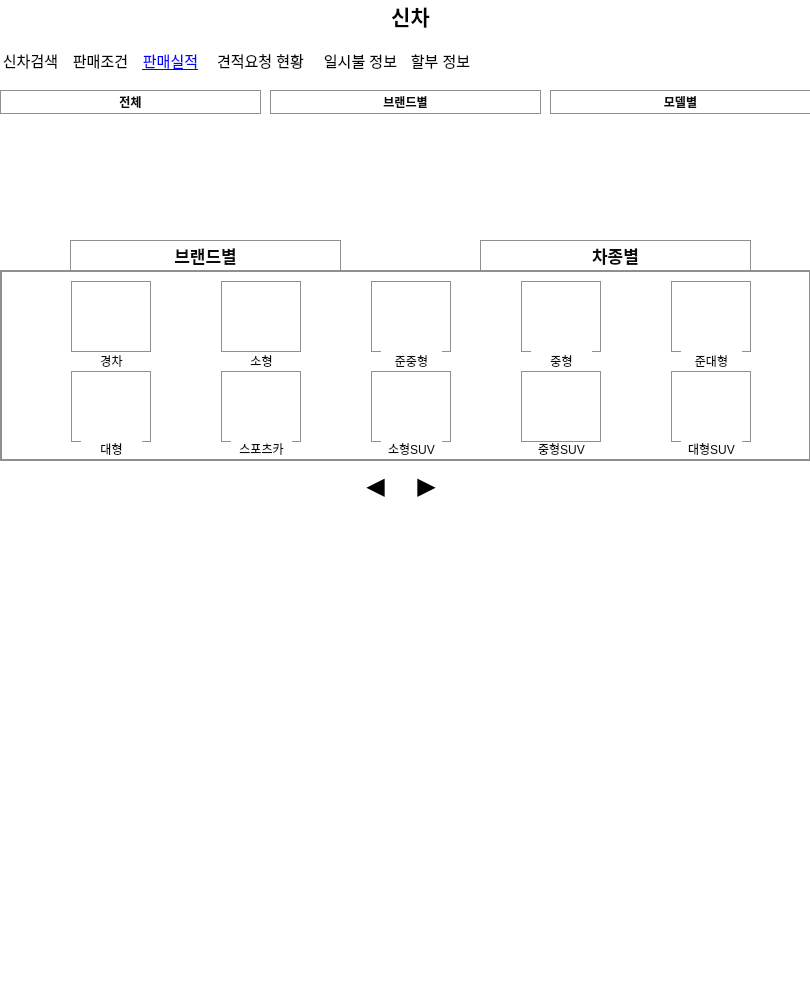
The window that Main/mainwindow.ui (LeeSooBin96/Danawa) describes before a commit, drawn with Qt 5.
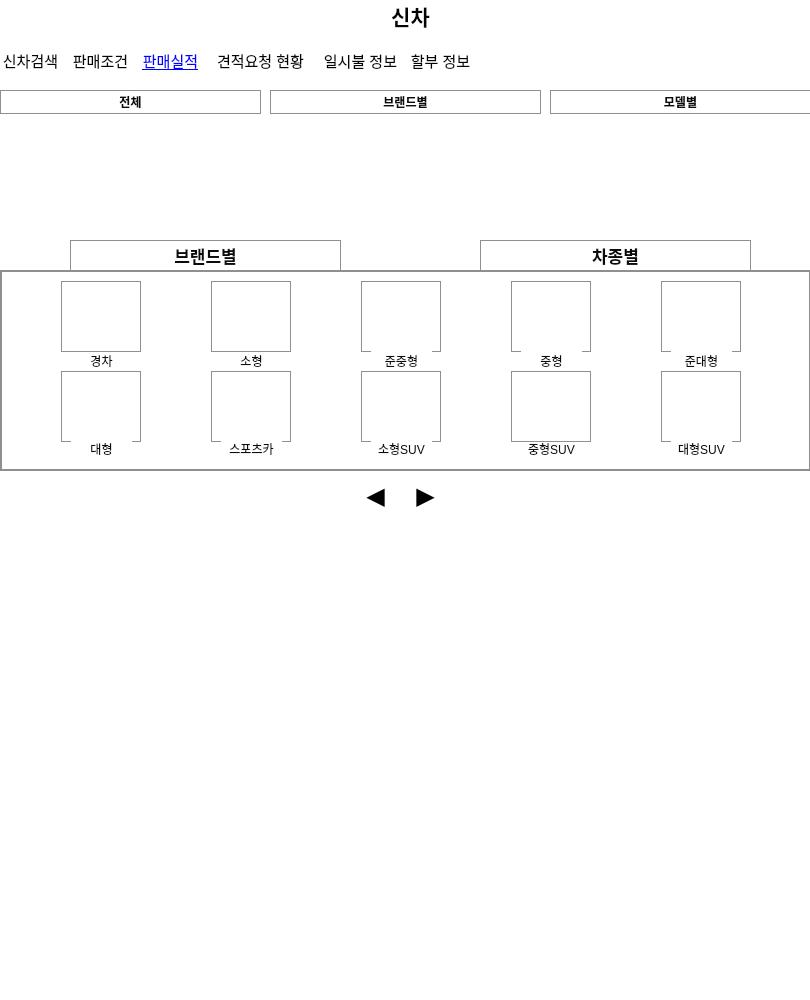
The same window after the commit. The open tabs and pages were chosen to show the change. Icons and pictures are not drawn.

Diff of the .ui file:
```diff
--- a/Main/mainwindow.ui
+++ b/Main/mainwindow.ui
@@ -186,7 +186,7 @@
          <rect>
           <x>0</x>
           <y>250</y>
-          <width>821</width>
+          <width>811</width>
           <height>271</height>
          </rect>
         </property>
@@ -726,8 +726,8 @@
          <widget class="QPushButton" name="pushButton_22">
           <property name="geometry">
            <rect>
-            <x>411</x>
-            <y>220</y>
+            <x>410</x>
+            <y>230</y>
             <width>31</width>
             <height>31</height>
            </rect>
@@ -751,7 +751,7 @@
             <x>0</x>
             <y>20</y>
             <width>811</width>
-            <height>191</height>
+            <height>201</height>
            </rect>
           </property>
           <property name="styleSheet">
@@ -766,7 +766,7 @@
            <widget class="QLabel" name="label_25">
             <property name="geometry">
              <rect>
-              <x>80</x>
+              <x>70</x>
               <y>80</y>
               <width>61</width>
               <height>20</height>
@@ -786,7 +786,7 @@
            <widget class="QPushButton" name="pushButton_23">
             <property name="geometry">
              <rect>
-              <x>70</x>
+              <x>60</x>
               <y>10</y>
               <width>80</width>
               <height>71</height>
@@ -814,7 +814,7 @@
            <widget class="QLabel" name="label_26">
             <property name="geometry">
              <rect>
-              <x>230</x>
+              <x>220</x>
               <y>80</y>
               <width>61</width>
               <height>20</height>
@@ -833,7 +833,7 @@
            <widget class="QPushButton" name="pushButton_24">
             <property name="geometry">
              <rect>
-              <x>220</x>
+              <x>210</x>
               <y>10</y>
               <width>80</width>
               <height>71</height>
@@ -860,7 +860,7 @@
            <widget class="QPushButton" name="pushButton_25">
             <property name="geometry">
              <rect>
-              <x>370</x>
+              <x>360</x>
               <y>10</y>
               <width>80</width>
               <height>71</height>
@@ -887,7 +887,7 @@
            <widget class="QLabel" name="label_27">
             <property name="geometry">
              <rect>
-              <x>380</x>
+              <x>370</x>
               <y>80</y>
               <width>61</width>
               <height>20</height>
@@ -906,7 +906,7 @@
            <widget class="QPushButton" name="pushButton_26">
             <property name="geometry">
              <rect>
-              <x>520</x>
+              <x>510</x>
               <y>10</y>
               <width>80</width>
               <height>71</height>
@@ -934,7 +934,7 @@
            <widget class="QLabel" name="label_28">
             <property name="geometry">
              <rect>
-              <x>530</x>
+              <x>520</x>
               <y>80</y>
               <width>61</width>
               <height>20</height>
@@ -953,7 +953,7 @@
            <widget class="QPushButton" name="pushButton_27">
             <property name="geometry">
              <rect>
-              <x>670</x>
+              <x>660</x>
               <y>10</y>
               <width>80</width>
               <height>71</height>
@@ -980,7 +980,7 @@
            <widget class="QLabel" name="label_29">
             <property name="geometry">
              <rect>
-              <x>680</x>
+              <x>670</x>
               <y>80</y>
               <width>61</width>
               <height>20</height>
@@ -999,7 +999,7 @@
            <widget class="QPushButton" name="pushButton_28">
             <property name="geometry">
              <rect>
-              <x>670</x>
+              <x>660</x>
               <y>100</y>
               <width>80</width>
               <height>71</height>
@@ -1026,7 +1026,7 @@
            <widget class="QPushButton" name="pushButton_29">
             <property name="geometry">
              <rect>
-              <x>370</x>
+              <x>360</x>
               <y>100</y>
               <width>80</width>
               <height>71</height>
@@ -1053,7 +1053,7 @@
            <widget class="QLabel" name="label_30">
             <property name="geometry">
              <rect>
-              <x>530</x>
+              <x>520</x>
               <y>170</y>
               <width>61</width>
               <height>16</height>
@@ -1072,7 +1072,7 @@
            <widget class="QPushButton" name="pushButton_30">
             <property name="geometry">
              <rect>
-              <x>520</x>
+              <x>510</x>
               <y>100</y>
               <width>80</width>
               <height>71</height>
@@ -1099,7 +1099,7 @@
            <widget class="QPushButton" name="pushButton_31">
             <property name="geometry">
              <rect>
-              <x>220</x>
+              <x>210</x>
               <y>100</y>
               <width>80</width>
               <height>71</height>
@@ -1126,7 +1126,7 @@
            <widget class="QPushButton" name="pushButton_32">
             <property name="geometry">
              <rect>
-              <x>70</x>
+              <x>60</x>
               <y>100</y>
               <width>80</width>
               <height>71</height>
@@ -1153,7 +1153,7 @@
            <widget class="QLabel" name="label_31">
             <property name="geometry">
              <rect>
-              <x>230</x>
+              <x>220</x>
               <y>170</y>
               <width>61</width>
               <height>16</height>
@@ -1172,7 +1172,7 @@
            <widget class="QLabel" name="label_32">
             <property name="geometry">
              <rect>
-              <x>680</x>
+              <x>670</x>
               <y>170</y>
               <width>61</width>
               <height>16</height>
@@ -1191,7 +1191,7 @@
            <widget class="QLabel" name="label_33">
             <property name="geometry">
              <rect>
-              <x>380</x>
+              <x>370</x>
               <y>170</y>
               <width>61</width>
               <height>16</height>
@@ -1210,7 +1210,7 @@
            <widget class="QLabel" name="label_34">
             <property name="geometry">
              <rect>
-              <x>80</x>
+              <x>70</x>
               <y>170</y>
               <width>61</width>
               <height>16</height>
@@ -1306,7 +1306,7 @@
           <property name="geometry">
            <rect>
             <x>360</x>
-            <y>220</y>
+            <y>230</y>
             <width>31</width>
             <height>31</height>
            </rect>
```
Left out of the diff: 202 changed lines with no effect on the pictures.
